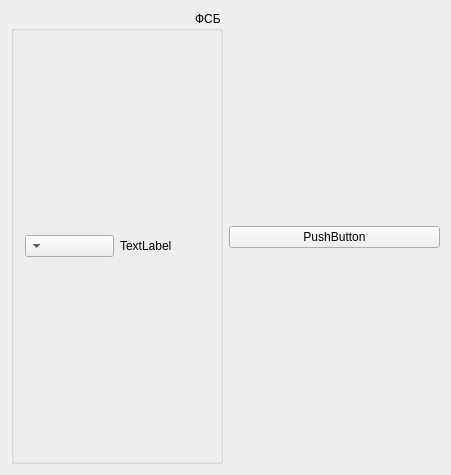
Old version of the form lab2/mainwindow.ui in the repository SGmuwa/Matchin-6-semester.
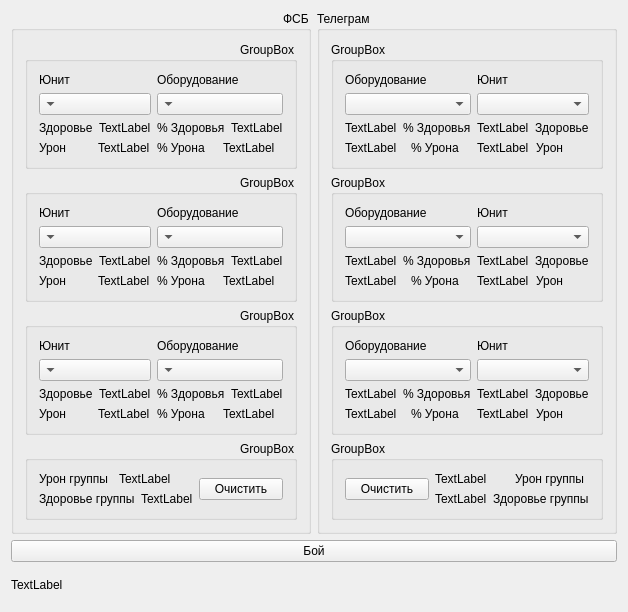
New version of the form.

Commit message: Пишу графические менеджеры

What changed in the file:
```diff
--- a/lab2/mainwindow.ui
+++ b/lab2/mainwindow.ui
@@ -6,15 +6,15 @@
    <rect>
     <x>0</x>
     <y>0</y>
-    <width>451</width>
-    <height>475</height>
+    <width>613</width>
+    <height>612</height>
    </rect>
   </property>
   <property name="windowTitle">
    <string>ФСБ vs TELEGRAM</string>
   </property>
   <widget class="QWidget" name="centralWidget">
-   <layout class="QHBoxLayout" name="horizontalLayout_3">
+   <layout class="QVBoxLayout" name="verticalLayout_21">
     <item>
      <layout class="QHBoxLayout" name="horizontalLayout">
       <item>
@@ -40,33 +40,846 @@
         <property name="checkable">
          <bool>false</bool>
         </property>
-        <layout class="QHBoxLayout" name="horizontalLayout_2">
+        <layout class="QVBoxLayout" name="verticalLayout">
          <item>
-          <widget class="QLabel" name="label">
-           <property name="text">
-            <string>TextLabel</string>
+          <widget class="QGroupBox" name="groupBox">
+           <property name="title">
+            <string>GroupBox</string>
            </property>
+           <layout class="QHBoxLayout" name="horizontalLayout_2">
+            <item>
+             <layout class="QVBoxLayout" name="verticalLayout_2">
+              <item>
+               <layout class="QVBoxLayout" name="verticalLayout_4">
+                <item>
+                 <widget class="QLabel" name="label_7">
+                  <property name="text">
+                   <string>Оборудование</string>
+                  </property>
+                 </widget>
+                </item>
+                <item>
+                 <widget class="QComboBox" name="comboBox_2"/>
+                </item>
+                <item>
+                 <layout class="QHBoxLayout" name="horizontalLayout_6">
+                  <item>
+                   <widget class="QLabel" name="label_8">
+                    <property name="text">
+                     <string>TextLabel</string>
+                    </property>
+                   </widget>
+                  </item>
+                  <item>
+                   <widget class="QLabel" name="label_9">
+                    <property name="text">
+                     <string>% Здоровья</string>
+                    </property>
+                   </widget>
+                  </item>
+                 </layout>
+                </item>
+                <item>
+                 <layout class="QHBoxLayout" name="horizontalLayout_7">
+                  <item>
+                   <widget class="QLabel" name="label_10">
+                    <property name="text">
+                     <string>TextLabel</string>
+                    </property>
+                   </widget>
+                  </item>
+                  <item>
+                   <widget class="QLabel" name="label_11">
+                    <property name="text">
+                     <string>% Урона</string>
+                    </property>
+                   </widget>
+                  </item>
+                 </layout>
+                </item>
+               </layout>
+              </item>
+             </layout>
+            </item>
+            <item>
+             <layout class="QVBoxLayout" name="verticalLayout_3">
+              <item>
+               <widget class="QLabel" name="label">
+                <property name="text">
+                 <string>Юнит</string>
+                </property>
+               </widget>
+              </item>
+              <item>
+               <widget class="QComboBox" name="comboBox"/>
+              </item>
+              <item>
+               <layout class="QHBoxLayout" name="horizontalLayout_4">
+                <item>
+                 <widget class="QLabel" name="label_4">
+                  <property name="text">
+                   <string>TextLabel</string>
+                  </property>
+                 </widget>
+                </item>
+                <item>
+                 <widget class="QLabel" name="label_3">
+                  <property name="text">
+                   <string>Здоровье</string>
+                  </property>
+                 </widget>
+                </item>
+               </layout>
+              </item>
+              <item>
+               <layout class="QHBoxLayout" name="horizontalLayout_5">
+                <item>
+                 <widget class="QLabel" name="label_6">
+                  <property name="text">
+                   <string>TextLabel</string>
+                  </property>
+                 </widget>
+                </item>
+                <item>
+                 <widget class="QLabel" name="label_5">
+                  <property name="text">
+                   <string>Урон</string>
+                  </property>
+                 </widget>
+                </item>
+               </layout>
+              </item>
+             </layout>
+            </item>
+           </layout>
           </widget>
          </item>
          <item>
-          <widget class="QComboBox" name="comboBox"/>
+          <widget class="QGroupBox" name="groupBox_3">
+           <property name="title">
+            <string>GroupBox</string>
+           </property>
+           <layout class="QHBoxLayout" name="horizontalLayout_8">
+            <item>
+             <layout class="QVBoxLayout" name="verticalLayout_5">
+              <item>
+               <layout class="QVBoxLayout" name="verticalLayout_6">
+                <item>
+                 <widget class="QLabel" name="label_12">
+                  <property name="text">
+                   <string>Оборудование</string>
+                  </property>
+                 </widget>
+                </item>
+                <item>
+                 <widget class="QComboBox" name="comboBox_3"/>
+                </item>
+                <item>
+                 <layout class="QHBoxLayout" name="horizontalLayout_9">
+                  <item>
+                   <widget class="QLabel" name="label_13">
+                    <property name="text">
+                     <string>TextLabel</string>
+                    </property>
+                   </widget>
+                  </item>
+                  <item>
+                   <widget class="QLabel" name="label_14">
+                    <property name="text">
+                     <string>% Здоровья</string>
+                    </property>
+                   </widget>
+                  </item>
+                 </layout>
+                </item>
+                <item>
+                 <layout class="QHBoxLayout" name="horizontalLayout_10">
+                  <item>
+                   <widget class="QLabel" name="label_15">
+                    <property name="text">
+                     <string>TextLabel</string>
+                    </property>
+                   </widget>
+                  </item>
+                  <item>
+                   <widget class="QLabel" name="label_16">
+                    <property name="text">
+                     <string>% Урона</string>
+                    </property>
+                   </widget>
+                  </item>
+                 </layout>
+                </item>
+               </layout>
+              </item>
+             </layout>
+            </item>
+            <item>
+             <layout class="QVBoxLayout" name="verticalLayout_7">
+              <item>
+               <widget class="QLabel" name="label_2">
+                <property name="text">
+                 <string>Юнит</string>
+                </property>
+               </widget>
+              </item>
+              <item>
+               <widget class="QComboBox" name="comboBox_4"/>
+              </item>
+              <item>
+               <layout class="QHBoxLayout" name="horizontalLayout_11">
+                <item>
+                 <widget class="QLabel" name="label_17">
+                  <property name="text">
+                   <string>TextLabel</string>
+                  </property>
+                 </widget>
+                </item>
+                <item>
+                 <widget class="QLabel" name="label_18">
+                  <property name="text">
+                   <string>Здоровье</string>
+                  </property>
+                 </widget>
+                </item>
+               </layout>
+              </item>
+              <item>
+               <layout class="QHBoxLayout" name="horizontalLayout_12">
+                <item>
+                 <widget class="QLabel" name="label_19">
+                  <property name="text">
+                   <string>TextLabel</string>
+                  </property>
+                 </widget>
+                </item>
+                <item>
+                 <widget class="QLabel" name="label_20">
+                  <property name="text">
+                   <string>Урон</string>
+                  </property>
+                 </widget>
+                </item>
+               </layout>
+              </item>
+             </layout>
+            </item>
+           </layout>
+          </widget>
+         </item>
+         <item>
+          <widget class="QGroupBox" name="groupBox_4">
+           <property name="title">
+            <string>GroupBox</string>
+           </property>
+           <layout class="QHBoxLayout" name="horizontalLayout_13">
+            <item>
+             <layout class="QVBoxLayout" name="verticalLayout_8">
+              <item>
+               <layout class="QVBoxLayout" name="verticalLayout_9">
+                <item>
+                 <widget class="QLabel" name="label_21">
+                  <property name="text">
+                   <string>Оборудование</string>
+                  </property>
+                 </widget>
+                </item>
+                <item>
+                 <widget class="QComboBox" name="comboBox_5"/>
+                </item>
+                <item>
+                 <layout class="QHBoxLayout" name="horizontalLayout_14">
+                  <item>
+                   <widget class="QLabel" name="label_22">
+                    <property name="text">
+                     <string>TextLabel</string>
+                    </property>
+                   </widget>
+                  </item>
+                  <item>
+                   <widget class="QLabel" name="label_23">
+                    <property name="text">
+                     <string>% Здоровья</string>
+                    </property>
+                   </widget>
+                  </item>
+                 </layout>
+                </item>
+                <item>
+                 <layout class="QHBoxLayout" name="horizontalLayout_15">
+                  <item>
+                   <widget class="QLabel" name="label_24">
+                    <property name="text">
+                     <string>TextLabel</string>
+                    </property>
+                   </widget>
+                  </item>
+                  <item>
+                   <widget class="QLabel" name="label_25">
+                    <property name="text">
+                     <string>% Урона</string>
+                    </property>
+                   </widget>
+                  </item>
+                 </layout>
+                </item>
+               </layout>
+              </item>
+             </layout>
+            </item>
+            <item>
+             <layout class="QVBoxLayout" name="verticalLayout_10">
+              <item>
+               <widget class="QLabel" name="label_26">
+                <property name="text">
+                 <string>Юнит</string>
+                </property>
+               </widget>
+              </item>
+              <item>
+               <widget class="QComboBox" name="comboBox_6"/>
+              </item>
+              <item>
+               <layout class="QHBoxLayout" name="horizontalLayout_16">
+                <item>
+                 <widget class="QLabel" name="label_27">
+                  <property name="text">
+                   <string>TextLabel</string>
+                  </property>
+                 </widget>
+                </item>
+                <item>
+                 <widget class="QLabel" name="label_28">
+                  <property name="text">
+                   <string>Здоровье</string>
+                  </property>
+                 </widget>
+                </item>
+               </layout>
+              </item>
+              <item>
+               <layout class="QHBoxLayout" name="horizontalLayout_17">
+                <item>
+                 <widget class="QLabel" name="label_29">
+                  <property name="text">
+                   <string>TextLabel</string>
+                  </property>
+                 </widget>
+                </item>
+                <item>
+                 <widget class="QLabel" name="label_30">
+                  <property name="text">
+                   <string>Урон</string>
+                  </property>
+                 </widget>
+                </item>
+               </layout>
+              </item>
+             </layout>
+            </item>
+           </layout>
+          </widget>
+         </item>
+         <item>
+          <widget class="QGroupBox" name="groupBox_2">
+           <property name="title">
+            <string>GroupBox</string>
+           </property>
+           <layout class="QHBoxLayout" name="horizontalLayout_33">
+            <item>
+             <widget class="QPushButton" name="pushButton">
+              <property name="text">
+               <string>Очистить</string>
+              </property>
+             </widget>
+            </item>
+            <item>
+             <layout class="QVBoxLayout" name="verticalLayout_22">
+              <item>
+               <layout class="QHBoxLayout" name="horizontalLayout_34">
+                <item>
+                 <widget class="QLabel" name="label_63">
+                  <property name="text">
+                   <string>TextLabel</string>
+                  </property>
+                 </widget>
+                </item>
+                <item>
+                 <widget class="QLabel" name="label_61">
+                  <property name="text">
+                   <string>Урон группы</string>
+                  </property>
+                 </widget>
+                </item>
+               </layout>
+              </item>
+              <item>
+               <layout class="QHBoxLayout" name="horizontalLayout_35">
+                <item>
+                 <widget class="QLabel" name="label_64">
+                  <property name="text">
+                   <string>TextLabel</string>
+                  </property>
+                 </widget>
+                </item>
+                <item>
+                 <widget class="QLabel" name="label_62">
+                  <property name="text">
+                   <string>Здоровье группы</string>
+                  </property>
+                 </widget>
+                </item>
+               </layout>
+              </item>
+             </layout>
+            </item>
+           </layout>
+          </widget>
          </item>
         </layout>
        </widget>
       </item>
-     </layout>
-    </item>
-    <item>
-     <layout class="QVBoxLayout" name="verticalLayout">
       <item>
-       <widget class="QPushButton" name="pushButton">
-        <property name="text">
-         <string>PushButton</string>
+       <widget class="QGroupBox" name="groupBoxFBR_2">
+        <property name="sizePolicy">
+         <sizepolicy hsizetype="Preferred" vsizetype="Preferred">
+          <horstretch>0</horstretch>
+          <verstretch>0</verstretch>
+         </sizepolicy>
         </property>
+        <property name="tabletTracking">
+         <bool>false</bool>
+        </property>
+        <property name="layoutDirection">
+         <enum>Qt::LeftToRight</enum>
+        </property>
+        <property name="title">
+         <string>Телеграм</string>
+        </property>
+        <property name="flat">
+         <bool>false</bool>
+        </property>
+        <property name="checkable">
+         <bool>false</bool>
+        </property>
+        <layout class="QVBoxLayout" name="verticalLayout_11">
+         <item>
+          <widget class="QGroupBox" name="groupBox_5">
+           <property name="title">
+            <string>GroupBox</string>
+           </property>
+           <layout class="QHBoxLayout" name="horizontalLayout_18">
+            <item>
+             <layout class="QVBoxLayout" name="verticalLayout_12">
+              <item>
+               <layout class="QVBoxLayout" name="verticalLayout_13">
+                <item>
+                 <widget class="QLabel" name="label_31">
+                  <property name="text">
+                   <string>Оборудование</string>
+                  </property>
+                 </widget>
+                </item>
+                <item>
+                 <widget class="QComboBox" name="comboBox_7"/>
+                </item>
+                <item>
+                 <layout class="QHBoxLayout" name="horizontalLayout_19">
+                  <item>
+                   <widget class="QLabel" name="label_32">
+                    <property name="text">
+                     <string>TextLabel</string>
+                    </property>
+                   </widget>
+                  </item>
+                  <item>
+                   <widget class="QLabel" name="label_33">
+                    <property name="text">
+                     <string>% Здоровья</string>
+                    </property>
+                   </widget>
+                  </item>
+                 </layout>
+                </item>
+                <item>
+                 <layout class="QHBoxLayout" name="horizontalLayout_20">
+                  <item>
+                   <widget class="QLabel" name="label_34">
+                    <property name="text">
+                     <string>TextLabel</string>
+                    </property>
+                   </widget>
+                  </item>
+                  <item>
+                   <widget class="QLabel" name="label_35">
+                    <property name="text">
+                     <string>% Урона</string>
+                    </property>
+                   </widget>
+                  </item>
+                 </layout>
+                </item>
+               </layout>
+              </item>
+             </layout>
+            </item>
+            <item>
+             <layout class="QVBoxLayout" name="verticalLayout_14">
+              <item>
+               <widget class="QLabel" name="label_36">
+                <property name="text">
+                 <string>Юнит</string>
+                </property>
+               </widget>
+              </item>
+              <item>
+               <widget class="QComboBox" name="comboBox_8"/>
+              </item>
+              <item>
+               <layout class="QHBoxLayout" name="horizontalLayout_21">
+                <item>
+                 <widget class="QLabel" name="label_37">
+                  <property name="text">
+                   <string>TextLabel</string>
+                  </property>
+                 </widget>
+                </item>
+                <item>
+                 <widget class="QLabel" name="label_38">
+                  <property name="text">
+                   <string>Здоровье</string>
+                  </property>
+                 </widget>
+                </item>
+               </layout>
+              </item>
+              <item>
+               <layout class="QHBoxLayout" name="horizontalLayout_22">
+                <item>
+                 <widget class="QLabel" name="label_39">
+                  <property name="text">
+                   <string>TextLabel</string>
+                  </property>
+                 </widget>
+                </item>
+                <item>
+                 <widget class="QLabel" name="label_40">
+                  <property name="text">
+                   <string>Урон</string>
+                  </property>
+                 </widget>
+                </item>
+               </layout>
+              </item>
+             </layout>
+            </item>
+           </layout>
+          </widget>
+         </item>
+         <item>
+          <widget class="QGroupBox" name="groupBox_6">
+           <property name="title">
+            <string>GroupBox</string>
+           </property>
+           <layout class="QHBoxLayout" name="horizontalLayout_23">
+            <item>
+             <layout class="QVBoxLayout" name="verticalLayout_15">
+              <item>
+               <layout class="QVBoxLayout" name="verticalLayout_16">
+                <item>
+                 <widget class="QLabel" name="label_41">
+                  <property name="text">
+                   <string>Оборудование</string>
+                  </property>
+                 </widget>
+                </item>
+                <item>
+                 <widget class="QComboBox" name="comboBox_9"/>
+                </item>
+                <item>
+                 <layout class="QHBoxLayout" name="horizontalLayout_24">
+                  <item>
+                   <widget class="QLabel" name="label_42">
+                    <property name="text">
+                     <string>TextLabel</string>
+                    </property>
+                   </widget>
+                  </item>
+                  <item>
+                   <widget class="QLabel" name="label_43">
+                    <property name="text">
+                     <string>% Здоровья</string>
+                    </property>
+                   </widget>
+                  </item>
+                 </layout>
+                </item>
+                <item>
+                 <layout class="QHBoxLayout" name="horizontalLayout_25">
+                  <item>
+                   <widget class="QLabel" name="label_44">
+                    <property name="text">
+                     <string>TextLabel</string>
+                    </property>
+                   </widget>
+                  </item>
+                  <item>
+                   <widget class="QLabel" name="label_45">
+                    <property name="text">
+                     <string>% Урона</string>
+                    </property>
+                   </widget>
+                  </item>
+                 </layout>
+                </item>
+               </layout>
+              </item>
+             </layout>
+            </item>
+            <item>
+             <layout class="QVBoxLayout" name="verticalLayout_17">
+              <item>
+               <widget class="QLabel" name="label_46">
+                <property name="text">
+                 <string>Юнит</string>
+                </property>
+               </widget>
+              </item>
+              <item>
+               <widget class="QComboBox" name="comboBox_10"/>
+              </item>
+              <item>
+               <layout class="QHBoxLayout" name="horizontalLayout_26">
+                <item>
+                 <widget class="QLabel" name="label_47">
+                  <property name="text">
+                   <string>TextLabel</string>
+                  </property>
+                 </widget>
+                </item>
+                <item>
+                 <widget class="QLabel" name="label_48">
+                  <property name="text">
+                   <string>Здоровье</string>
+                  </property>
+                 </widget>
+                </item>
+               </layout>
+              </item>
+              <item>
+               <layout class="QHBoxLayout" name="horizontalLayout_27">
+                <item>
+                 <widget class="QLabel" name="label_49">
+                  <property name="text">
+                   <string>TextLabel</string>
+                  </property>
+                 </widget>
+                </item>
+                <item>
+                 <widget class="QLabel" name="label_50">
+                  <property name="text">
+                   <string>Урон</string>
+                  </property>
+                 </widget>
+                </item>
+               </layout>
+              </item>
+             </layout>
+            </item>
+           </layout>
+          </widget>
+         </item>
+         <item>
+          <widget class="QGroupBox" name="groupBox_7">
+           <property name="title">
+            <string>GroupBox</string>
+           </property>
+           <layout class="QHBoxLayout" name="horizontalLayout_28">
+            <item>
+             <layout class="QVBoxLayout" name="verticalLayout_18">
+              <item>
+               <layout class="QVBoxLayout" name="verticalLayout_19">
+                <item>
+                 <widget class="QLabel" name="label_51">
+                  <property name="text">
+                   <string>Оборудование</string>
+                  </property>
+                 </widget>
+                </item>
+                <item>
+                 <widget class="QComboBox" name="comboBox_11"/>
+                </item>
+                <item>
+                 <layout class="QHBoxLayout" name="horizontalLayout_29">
+                  <item>
+                   <widget class="QLabel" name="label_52">
+                    <property name="text">
+                     <string>TextLabel</string>
+                    </property>
+                   </widget>
+                  </item>
+                  <item>
+                   <widget class="QLabel" name="label_53">
+                    <property name="text">
+                     <string>% Здоровья</string>
+                    </property>
+                   </widget>
+                  </item>
+                 </layout>
+                </item>
+                <item>
+                 <layout class="QHBoxLayout" name="horizontalLayout_30">
+                  <item>
+                   <widget class="QLabel" name="label_54">
+                    <property name="text">
+                     <string>TextLabel</string>
+                    </property>
+                   </widget>
+                  </item>
+                  <item>
+                   <widget class="QLabel" name="label_55">
+                    <property name="text">
+                     <string>% Урона</string>
+                    </property>
+                   </widget>
+                  </item>
+                 </layout>
+                </item>
+               </layout>
+              </item>
+             </layout>
+            </item>
+            <item>
+             <layout class="QVBoxLayout" name="verticalLayout_20">
+              <item>
+               <widget class="QLabel" name="label_56">
+                <property name="text">
+                 <string>Юнит</string>
+                </property>
+               </widget>
+              </item>
+              <item>
+               <widget class="QComboBox" name="comboBox_12"/>
+              </item>
+              <item>
+               <layout class="QHBoxLayout" name="horizontalLayout_31">
+                <item>
+                 <widget class="QLabel" name="label_57">
+                  <property name="text">
+                   <string>TextLabel</string>
+                  </property>
+                 </widget>
+                </item>
+                <item>
+                 <widget class="QLabel" name="label_58">
+                  <property name="text">
+                   <string>Здоровье</string>
+                  </property>
+                 </widget>
+                </item>
+               </layout>
+              </item>
+              <item>
+               <layout class="QHBoxLayout" name="horizontalLayout_32">
+                <item>
+                 <widget class="QLabel" name="label_59">
+                  <property name="text">
+                   <string>TextLabel</string>
+                  </property>
+                 </widget>
+                </item>
+                <item>
+                 <widget class="QLabel" name="label_60">
+                  <property name="text">
+                   <string>Урон</string>
+                  </property>
+                 </widget>
+                </item>
+               </layout>
+              </item>
+             </layout>
+            </item>
+           </layout>
+          </widget>
+         </item>
+         <item>
+          <widget class="QGroupBox" name="groupBox_9">
+           <property name="title">
+            <string>GroupBox</string>
+           </property>
+           <layout class="QHBoxLayout" name="horizontalLayout_36">
+            <item>
+             <widget class="QPushButton" name="pushButton_2">
+              <property name="text">
+               <string>Очистить</string>
+              </property>
+             </widget>
+            </item>
+            <item>
+             <layout class="QVBoxLayout" name="verticalLayout_23">
+              <item>
+               <layout class="QHBoxLayout" name="horizontalLayout_37">
+                <item>
+                 <widget class="QLabel" name="label_65">
+                  <property name="text">
+                   <string>TextLabel</string>
+                  </property>
+                 </widget>
+                </item>
+                <item>
+                 <widget class="QLabel" name="label_66">
+                  <property name="text">
+                   <string>Урон группы</string>
+                  </property>
+                 </widget>
+                </item>
+               </layout>
+              </item>
+              <item>
+               <layout class="QHBoxLayout" name="horizontalLayout_38">
+                <item>
+                 <widget class="QLabel" name="label_67">
+                  <property name="text">
+                   <string>TextLabel</string>
+                  </property>
+                 </widget>
+                </item>
+                <item>
+                 <widget class="QLabel" name="label_68">
+                  <property name="text">
+                   <string>Здоровье группы</string>
+                  </property>
+                 </widget>
+                </item>
+               </layout>
+              </item>
+             </layout>
+            </item>
+           </layout>
+          </widget>
+         </item>
+        </layout>
        </widget>
       </item>
      </layout>
     </item>
+    <item>
+     <widget class="QPushButton" name="pushButton_battle">
+      <property name="layoutDirection">
+       <enum>Qt::LeftToRight</enum>
+      </property>
+      <property name="text">
+       <string>Бой</string>
+      </property>
+     </widget>
+    </item>
+    <item>
+     <widget class="QLabel" name="label_69">
+      <property name="text">
+       <string>TextLabel</string>
+      </property>
+     </widget>
+    </item>
    </layout>
   </widget>
  </widget>
```
The commit also changes 1 other file.
